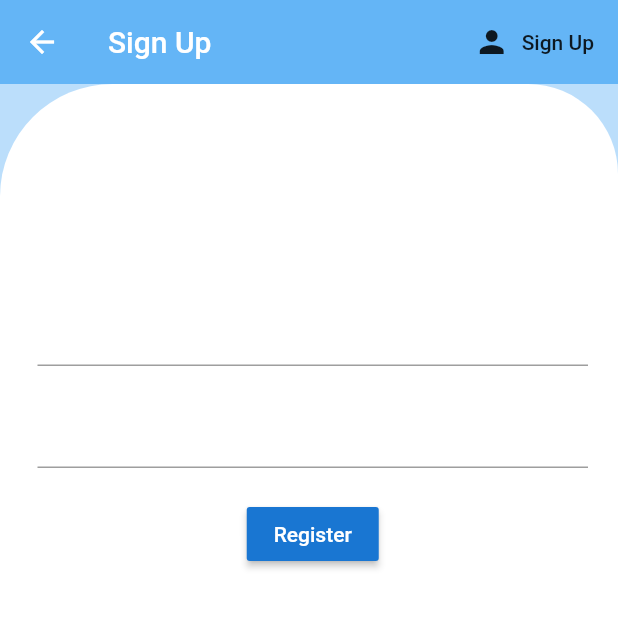
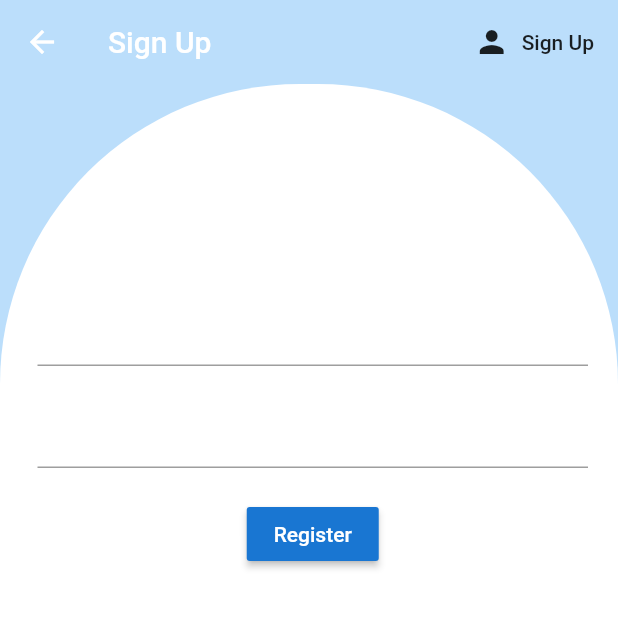
Before and after one commit to Binuraowin/B_Finder, a Flutter app: the Register screen opened directly, on a phone screen of 412 x 824 dp, the top half of it. Run offline on Flutter 3.47's test engine with Material 2 defaults, Android fonts, the phone set to English and light mode, and no system bars; our stand-ins replace firebase_auth; accounts and stored records are empty.

Commit message:
styles auth

```diff
--- a/lib/Screens/authenticate/register.dart
+++ b/lib/Screens/authenticate/register.dart
@@ -23,7 +23,7 @@ class _RegisterState extends State<Register> {
     return Scaffold(
       backgroundColor: Colors.blue[100],
       appBar: AppBar(
-        backgroundColor: Colors.blue[300],
+        backgroundColor: Colors.transparent,
         elevation: 0.0,
         title: Text('Sign Up'),
           actions: <Widget>[
@@ -41,7 +41,7 @@ class _RegisterState extends State<Register> {
          decoration: BoxDecoration(
                 color: Colors.white,
 
-                borderRadius: BorderRadius.only(topLeft: Radius.circular(75.0), topRight: Radius.circular(60.0))
+                borderRadius: BorderRadius.only(topLeft: Radius.circular(200.0), topRight: Radius.circular(200.0))
               ),
               child: ListView(
                 primary: false,
--- a/lib/Screens/authenticate/sign_in.dart
+++ b/lib/Screens/authenticate/sign_in.dart
@@ -22,7 +22,7 @@ class _SignInState extends State<SignIn> {
     return Scaffold(
       backgroundColor: Colors.blue[100],
       appBar: AppBar(
-        backgroundColor: Colors.blue[300],
+        backgroundColor: Colors.transparent,
         elevation: 0.0,
         title: Text('Sign In'),
         actions: <Widget>[
@@ -39,7 +39,7 @@ class _SignInState extends State<SignIn> {
         decoration: BoxDecoration(
                 color: Colors.white,
 
-                borderRadius: BorderRadius.only(topLeft: Radius.circular(75.0), topRight: Radius.circular(60.0))
+                borderRadius: BorderRadius.only(topLeft: Radius.circular(200.0), topRight: Radius.circular(200.0))
               ),
               child: ListView(
                   primary: false,
```
